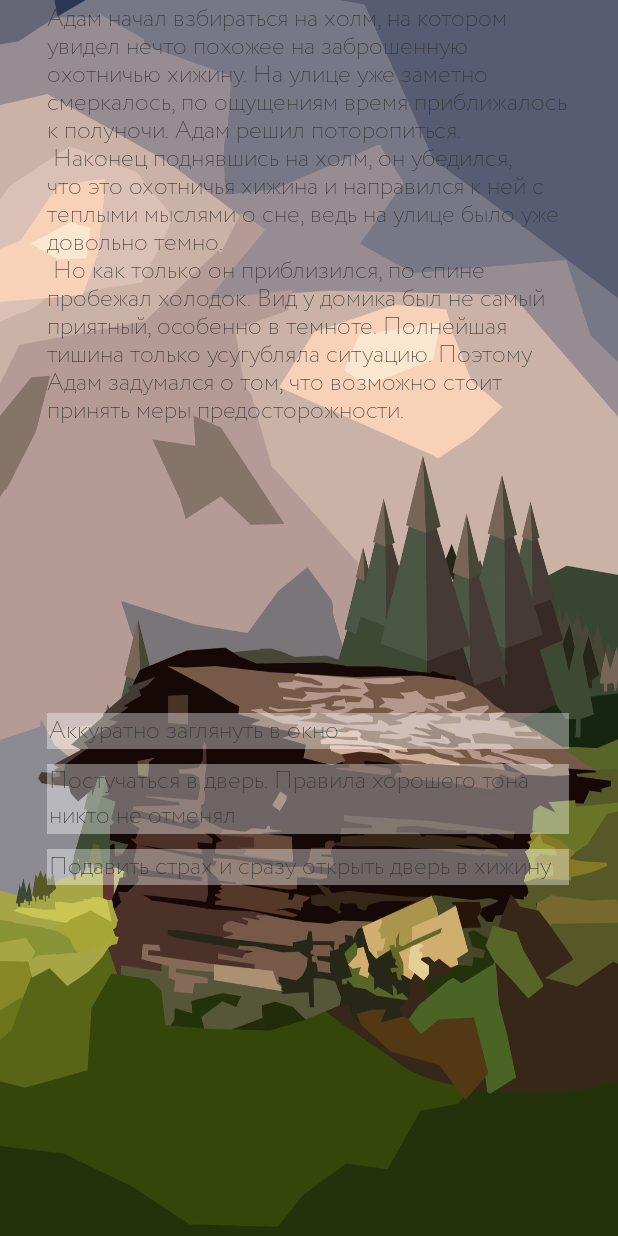
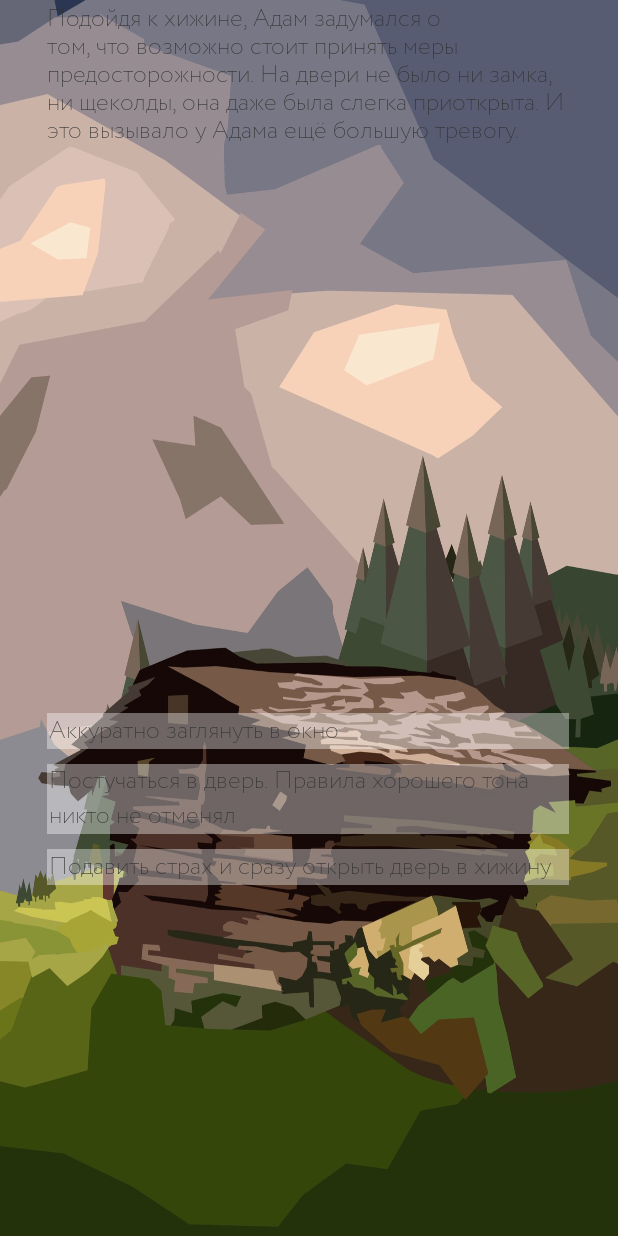
Before and after one commit to HeilagrOleg/LastSpring, an Android app: the HuntingLodge screen opened directly, with no data from a screen before it, on a phone screen of 412 x 824 dp. Run offline under Robolectric (Android 15) with nearby library versions, the phone set to English and light mode, and no system bars.

Commit message:
подготовлено к дополненной хижине

```diff
--- a/app/src/main/res/values/strings.xml
+++ b/app/src/main/res/values/strings.xml
@@ -98,14 +98,8 @@
     <string name="button_back">Назад</string>
     <string name="button_inventory">Инвентарь</string>
     //Домик охотника
-    <string name="hunting_Lodge_start_text">Адам начал взбираться на холм, на котором увидел нечто похожее на заброшенную охотничью хижину.
-        На улице уже заметно смеркалось, по ощущениям время приближалось к полуночи. Адам решил поторопиться.\n
-Наконец поднявшись на холм, он убедился, что это охотничья хижина и направился к ней с теплыми мыслями о сне,
-        ведь на улице было уже довольно темно.\n
-Но как только он приблизился, по спине пробежал холодок.
-        Вид у домика был не самый приятный, особенно в темноте.
-        Полнейшая тишина только усугубляла ситуацию.
-        Поэтому Адам задумался о том, что возможно стоит принять меры предосторожности.</string>
+    <string name="hunting_Lodge_start_text">
+        Подойдя к хижине, Адам задумался о том, что возможно стоит принять меры предосторожности. На двери не было ни замка, ни щеколды, она даже была слегка приоткрыта. И это вызывало у Адама ещё большую тревогу.</string>
     <string name="hunting_Lodge_start_text_next_window">Заглянув в окно, Адам едва мог что-либо разглядеть. На подоконнике
         с внутренней стороны стояли какие-то консервные банки, причем как минимум одна была еще не открыта. В углу комнаты, кажется, стояла пустая кровать.\n
 Никаких признаков того, что тут кто-то был за последние сутки, хотя Адам не отличался особыми детективными навыками.</string>
```
